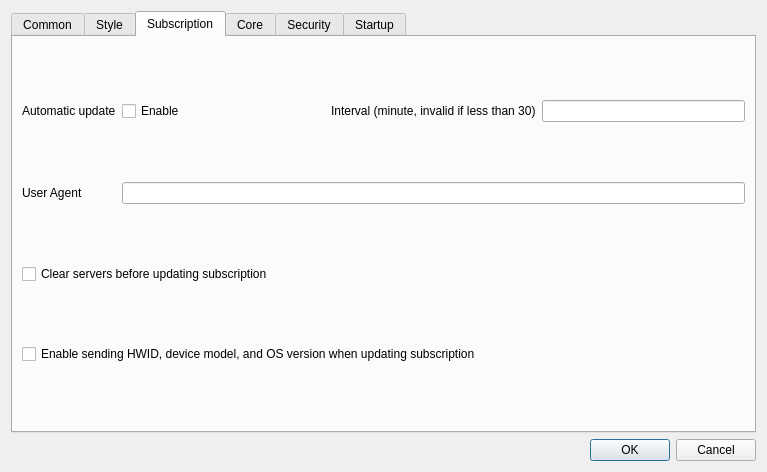
Above: include/ui/setting/dialog_basic_settings.ui from qr243vbi/nekobox before the change. Below: the same form after it.
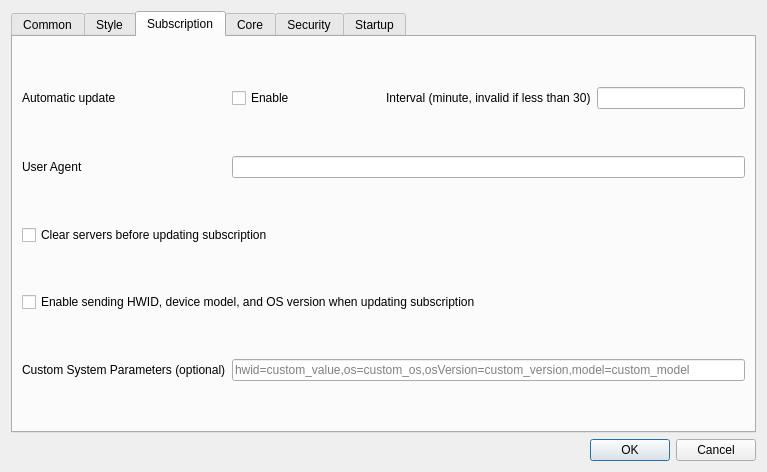
That is the form after the change. The open tabs and pages were chosen to show the change. Custom widgets are drawn as their Qt base class.

Commit message: Add custom system parameters for x-hwid, x-device-os, x-ver-os, x-device-model headers

Diff of the .ui file:
```diff
--- a/include/ui/setting/dialog_basic_settings.ui
+++ b/include/ui/setting/dialog_basic_settings.ui
@@ -626,6 +626,25 @@
          </property>
         </widget>
        </item>
+       
+       <item row="4" column="0">
+        <widget class="QLabel" name="label_custom_hwid_params">
+         <property name="text">
+          <string>Custom System Parameters (optional)</string>
+         </property>
+         <property name="toolTip">
+          <string>&lt;html&gt;&lt;head/&gt;&lt;body&gt;&lt;p&gt;Format: hwid=value,os=value,osVersion=value,model=value&lt;/p&gt;&lt;p&gt;Leave empty to use default values. Only specify the parameters you want to override.&lt;/p&gt;&lt;/body&gt;&lt;/html&gt;</string>
+         </property>
+        </widget>
+       </item>
+       <item row="4" column="1">
+        <widget class="QLineEdit" name="sub_custom_hwid_params">
+         <property name="placeholderText">
+          <string>hwid=custom_value,os=custom_os,osVersion=custom_version,model=custom_model</string>
+         </property>
+        </widget>
+       </item>
+
        <item row="0" column="0">
         <widget class="QLabel" name="label_20">
          <property name="sizePolicy">
```
The commit also changes 7 other files.
